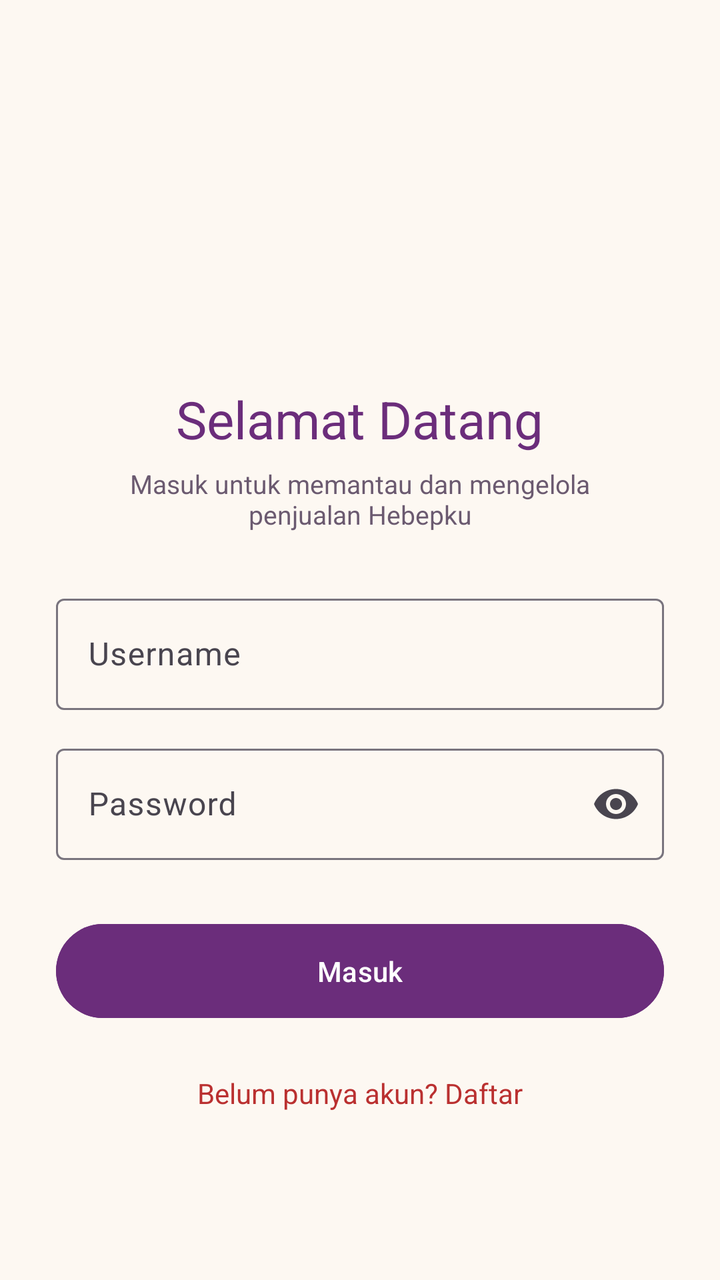
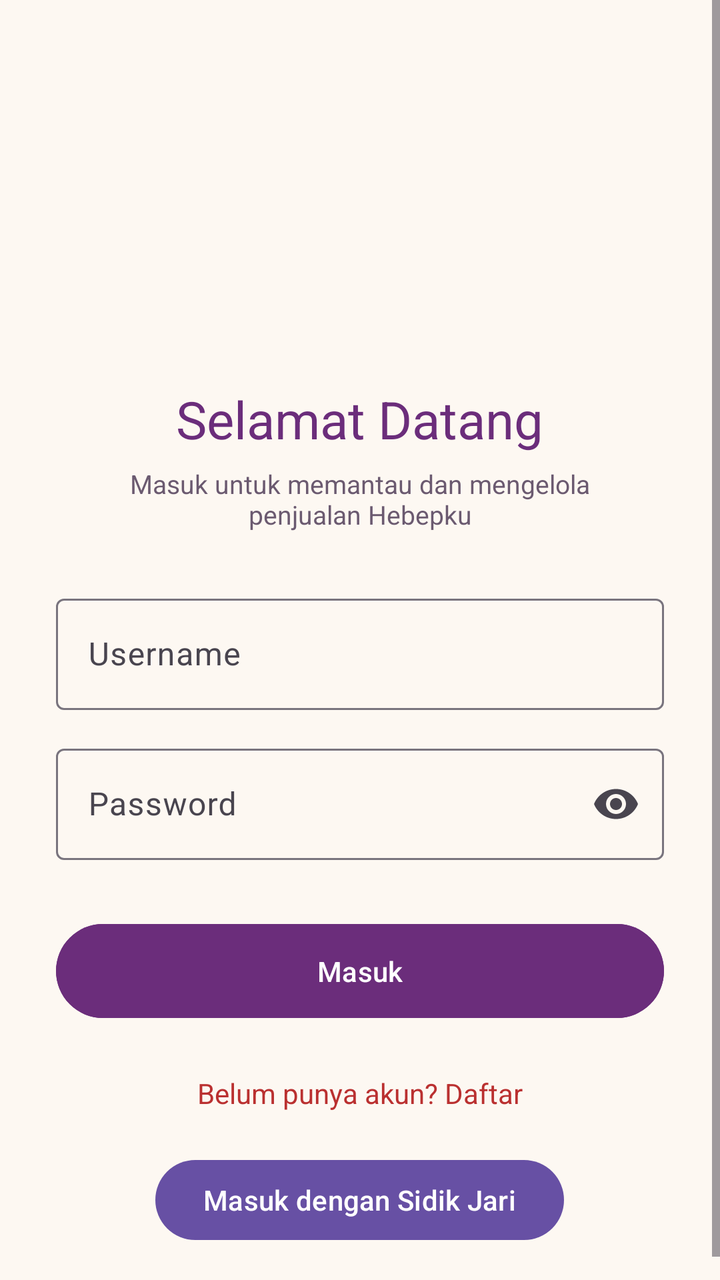

Two renders of the same Android screen: before a commit and after it. Below are the layout's source before the change and the commit's diff.
<!-- AndroidManifest.xml: application theme Theme.BYDSushi -->
<!-- res/layout/activity_auth.xml -->
<?xml version="1.0" encoding="utf-8"?>
<ScrollView
    xmlns:android="http://schemas.android.com/apk/res/android"
    xmlns:app="http://schemas.android.com/apk/res-auto"
    xmlns:tools="http://schemas.android.com/tools"
    android:id="@+id/main"
    android:layout_width="match_parent"
    android:layout_height="match_parent"
    android:background="@color/cream_bg"
    android:fillViewport="true"
    tools:context=".AuthActivity">

    <LinearLayout
        android:layout_width="match_parent"
        android:layout_height="wrap_content"
        android:gravity="center_horizontal"
        android:orientation="vertical"
        android:padding="28dp">

        <ImageView
            android:layout_width="96dp"
            android:layout_height="96dp"
            android:layout_marginTop="48dp"
            android:contentDescription="Logo Hebepku"/>

        <TextView
            android:layout_width="wrap_content"
            android:layout_height="wrap_content"
            android:layout_marginTop="20dp"
            android:text="Selamat Datang"
            android:textColor="@color/purple_primary"
            android:textSize="26sp" />

        <TextView
            android:layout_width="wrap_content"
            android:layout_height="wrap_content"
            android:layout_marginTop="6dp"
            android:gravity="center"
            android:text="Masuk untuk memantau dan mengelola\npenjualan Hebepku"
            android:textColor="@color/text_muted"
            android:textSize="13sp" />

        <com.google.android.material.textfield.TextInputLayout
            android:layout_width="match_parent"
            android:layout_height="wrap_content"
            android:layout_marginTop="28dp"
            android:hint="Username">

            <com.google.android.material.textfield.TextInputEditText
                android:id="@+id/etUsername"
                android:layout_width="match_parent"
                android:layout_height="wrap_content"
                android:inputType="text" />
        </com.google.android.material.textfield.TextInputLayout>

        <com.google.android.material.textfield.TextInputLayout
            android:layout_width="match_parent"
            android:layout_height="wrap_content"
            android:layout_marginTop="14dp"
            android:hint="Password"
            app:endIconMode="password_toggle">

            <com.google.android.material.textfield.TextInputEditText
                android:id="@+id/etPassword"
                android:layout_width="match_parent"
                android:layout_height="wrap_content"
                android:inputType="textPassword" />
        </com.google.android.material.textfield.TextInputLayout>

        <Button
            android:id="@+id/btnLogin"
            android:layout_width="match_parent"
            android:layout_height="wrap_content"
            android:layout_marginTop="28dp"
            android:backgroundTint="@color/purple_primary"
            android:paddingVertical="14dp"
            android:text="Masuk"
            android:textColor="@android:color/white" />
        <TextView
            android:id="@+id/btnDaftar"
            android:layout_width="wrap_content"
            android:layout_height="wrap_content"
            android:layout_marginTop="16dp"
            android:padding="8dp"
            android:text="Belum punya akun? Daftar"
            android:textColor="#BA3030" />
    </LinearLayout>
</ScrollView>
<!-- resources referenced by this layout -->
<resources>
  <color name="cream_bg">#FDF8F2</color>
  <color name="purple_primary">#6B2D7B</color>
  <color name="text_muted">#6B5A70</color>
  <style name="Theme.BYDSushi" parent="Base.Theme.BYDSushi" />
  <style name="Base.Theme.BYDSushi" parent="Theme.Material3.DayNight.NoActionBar">
  
          
          
      </style>
</resources>

<!-- the commit's change to res/layout/activity_auth.xml (unified diff, before → after) -->
@@ -84,5 +84,13 @@
             android:padding="8dp"
             android:text="Belum punya akun? Daftar"
             android:textColor="#BA3030" />
+
+        <Button
+            android:id="@+id/btnBiometrik"
+            android:layout_width="wrap_content"
+            android:layout_height="wrap_content"
+            android:layout_marginTop="12dp"
+            android:text="Masuk dengan Sidik Jari" />
+
     </LinearLayout>
 </ScrollView>
